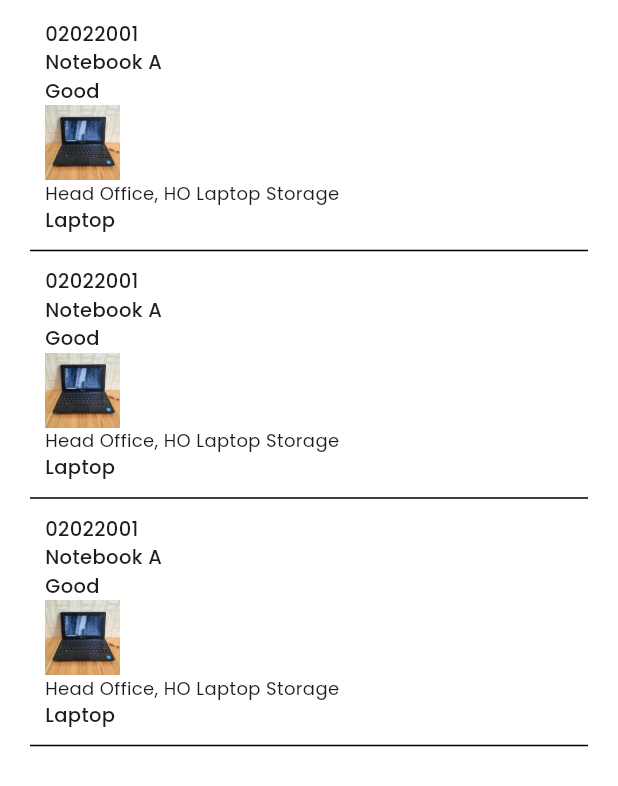
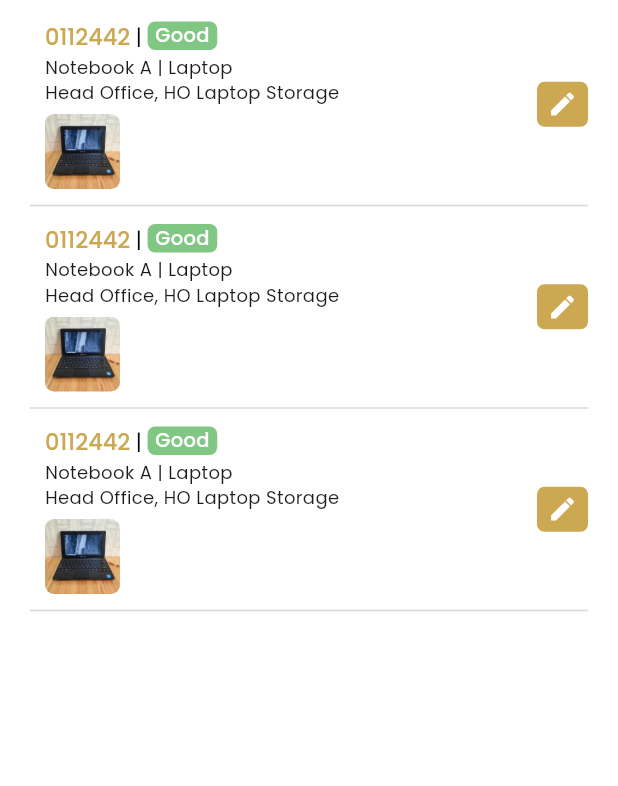
Before and after one commit to alfinputra013/modul-asset-management, a Flutter app: the AssetsDetail screen opened directly, on a phone screen of 412 x 824 dp. Shown: the top 786 px of the screen. Run offline on Flutter 3.47's test engine with Material 3 defaults, Android fonts, the phone set to English and light mode, and no system bars; our stand-ins replace from_css_color, get, google_fonts; missing offline and left inert: qrscan.

Commit message:
update views

```diff
--- a/lib/widget/list_data.dart
+++ b/lib/widget/list_data.dart
@@ -1,5 +1,7 @@
 import 'package:flutter/material.dart';
+import 'package:flutter/widgets.dart';
 import 'package:google_fonts/google_fonts.dart';
+import 'package:modul_asset_management/core/theme.dart';
 
 class CustomListItem extends StatelessWidget {
   final String maintenance;
@@ -27,50 +29,57 @@ class CustomListItem extends StatelessWidget {
           mainAxisAlignment: MainAxisAlignment.spaceBetween,
           children: [
             Padding(
-              padding: const EdgeInsets.symmetric(horizontal: 10, vertical: 3),
+              padding: const EdgeInsets.symmetric(horizontal: 0, vertical: 4),
               child: Column(
                 crossAxisAlignment: CrossAxisAlignment.start,
                 children: [
                   SizedBox(
-                    width: MediaQuery.of(context).size.width * 0.7,
+                    width: MediaQuery.of(context).size.width * 0.6,
                     child: Text(
                       maintenance,
                       overflow: TextOverflow.ellipsis,
                       style: GoogleFonts.poppins(
                         fontWeight: FontWeight.w500,
-                        fontSize: 13,
+                        color: orangeMain,
+                        fontSize: 16,
                       ),
                     ),
                   ),
+
                   SizedBox(
-                    width: MediaQuery.of(context).size.width * 0.7,
+                    width: MediaQuery.of(context).size.width * 0.6,
                     child: Text(
-                      subtitle1,
+                      subtitle1 + " | " + subtitle2,
                       overflow: TextOverflow.ellipsis,
                       style: GoogleFonts.poppins(
-                        fontWeight: FontWeight.w500,
-                        fontSize: 13,
+                        fontWeight: FontWeight.w400,
+                        fontSize: 12,
                       ),
                     ),
                   ),
+                  // SizedBox(
+                  //   width: MediaQuery.of(context).size.width * 0.6,
+                  //   child: Text(
+                  //     subtitle2,
+                  //     overflow: TextOverflow.ellipsis,
+                  //     style: GoogleFonts.poppins(
+                  //       fontWeight: FontWeight.w500,
+                  //       fontSize: 13,
+                  //     ),
+                  //   ),
+                  // ),
                   SizedBox(
-                    width: MediaQuery.of(context).size.width * 0.7,
-                    child: Text(
-                      subtitle2,
-                      overflow: TextOverflow.ellipsis,
-                      style: GoogleFonts.poppins(
-                        fontWeight: FontWeight.w500,
-                        fontSize: 13,
-                      ),
-                    ),
+                    height: 6,
                   ),
                   SizedBox(
-                    width: MediaQuery.of(context).size.width * 0.7,
+                    width: MediaQuery.of(context).size.width * 0.6,
                     child: Text(
                       date,
                       overflow: TextOverflow.ellipsis,
                       style: GoogleFonts.poppins(
                         fontSize: 12,
+                        color: blackColor,
+                        fontWeight: FontWeight.w500,
                       ),
                     ),
                   ),
@@ -78,21 +87,24 @@ class CustomListItem extends StatelessWidget {
               ),
             ),
             Padding(
-              padding: const EdgeInsets.symmetric(horizontal: 10, vertical: 3),
+              padding: const EdgeInsets.symmetric(horizontal: 0, vertical: 3),
               child: Icon(
                 icon,
-                size: 20,
-                color: iconColor ?? Colors.grey,
+                size: 14,
+                color: iconColor ?? Colors.black,
               ),
             ),
           ],
         ),
-        const Divider(color: Colors.black),
+        Divider(
+          color: Color(0xFFD9D9D9),
+          thickness: 1,
+          height: 10,
+        ),
       ],
     );
   }
 }
-
 
 class CustomOpname extends StatelessWidget {
   final String kode;
@@ -130,65 +142,133 @@ class CustomOpname extends StatelessWidget {
               child: Column(
                 crossAxisAlignment: CrossAxisAlignment.start,
                 children: [
+                  // SizedBox(height: 6,),
+                  //  if (image1 != null || image2 != null) ...[
+                  //   Row(
+                  //     children: [
+                  //       if (image1 != null)
+                  //         Padding(
+                  //           padding: const EdgeInsets.only(right: 8.0),
+                  //           child: Container(
+                  //             decoration: BoxDecoration(
+                  //               borderRadius: BorderRadius.circular(10),
+                  //               // image: DecorationImage(image: AssetImage(image1!), fit: BoxFit.fill),
+                  //             ),
+                  //             // child: Image.asset(
+                  //             //   image1!,
+                  //             //   height: 50,
+                  //             //   width: 50,
+                  //             // ),
+                  //           ),
+                  //         ),
+                  //       if (image2 != null)
+                  //         Padding(
+                  //           padding: const EdgeInsets.only(right: 8.0),
+                  //           child: Image.asset(
+                  //             image2!,
+                  //             height: 50,
+                  //             width: 50,
+                  //           ),
+                  //         ),
+                  //     ],
+                  //   ),
+                  // ],
+                  // SizedBox(
+                  //   width: MediaQuery.of(context).size.width * 0.6,
+                  //   child: Text(
+                  //     kode,
+                  //     overflow: TextOverflow.ellipsis,
+                  //     style: GoogleFonts.poppins(
+                  //       fontWeight: FontWeight.w500,
+                  //       fontSize: 14,
+                  //       color: orangeMain,
+                  //     ),
+                  //   ),
+                  // ),
+                  RichText(
+                    text: TextSpan(
+                      children: [
+                        TextSpan(
+                          text: '0112442',
+                          style: GoogleFonts.poppins(
+                              color: orangeMain,
+                              fontSize: 15,
+                              fontWeight: FontWeight.w500),
+                        ),
+                        TextSpan(
+                          text: ' | ',
+                          style: GoogleFonts.poppins(
+                            color: Colors.black,
+                            fontSize: 14,
+                            // fontWeight: FontWeight.bold,
+                          ),
+                        ),
+                        WidgetSpan(
+                            child: Container(
+                          decoration: BoxDecoration(
+                            borderRadius: BorderRadius.circular(5),
+                            color: Colors.green[300],
+                          ),
+                          child: Padding(
+                            padding: EdgeInsets.symmetric(
+                                horizontal: 5,),
+                            child: Text(
+                              "Good",
+                              style: GoogleFonts.poppins(
+                                  color: Colors.white,
+                                  fontSize: 13,
+                                  fontWeight: FontWeight.w500),
+                            ),
+                          ),
+                        )),
+                        // TextSpan(
+                        //     text: "Good",
+                        //     style: GoogleFonts.poppins(
+                        //       fontWeight: FontWeight.w500,
+                        //       color: blackColor,
+                        //       fontSize: 13,
+                        //       backgroundColor: Colors.green
+                        //     ),),
+                        // TextSpan(
+                        //   text: ' world!',
+
+                        //   style: TextStyle(
+                        //     height: 2,
+
+                        //     backgroundColor: Color(0xFFFEFDD2),
+                        //     color: Color(0xFF938709),
+                        //     fontSize: 12,
+                        //     fontWeight: FontWeight.w600
+                        //   ),
+                        // ),
+                      ],
+                    ),
+                  ),
                   SizedBox(
-                    width: MediaQuery.of(context).size.width * 0.7,
+                    width: MediaQuery.of(context).size.width * 0.6,
                     child: Text(
-                      kode,
+                      merk + " | " + asset,
                       overflow: TextOverflow.ellipsis,
                       style: GoogleFonts.poppins(
-                        fontWeight: FontWeight.w500,
-                        fontSize: 13,
+                        fontWeight: FontWeight.w400,
+                        fontSize: 12,
                       ),
                     ),
                   ),
+                  // SizedBox(
+                  //   width: MediaQuery.of(context).size.width * 0.6,
+                  //   child: Text(
+                  //     condition,
+                  //     overflow: TextOverflow.ellipsis,
+                  //     style: GoogleFonts.poppins(
+                  //       fontWeight: FontWeight.w500,
+                  //       fontSize: 13,
+                  //     ),
+                  //   ),
+                  // ),
+
                   SizedBox(
-                    width: MediaQuery.of(context).size.width * 0.7,
-                    child: Text(
-                      merk,
-                      overflow: TextOverflow.ellipsis,
-                      style: GoogleFonts.poppins(
-                        fontWeight: FontWeight.w500,
-                        fontSize: 13,
-                      ),
-                    ),
-                  ),
-                  SizedBox(
-                    width: MediaQuery.of(context).size.width * 0.7,
-                    child: Text(
-                      condition,
-                      overflow: TextOverflow.ellipsis,
-                      style: GoogleFonts.poppins(
-                        fontWeight: FontWeight.w500,
-                        fontSize: 13,
-                      ),
-                    ),
-                  ),
-                  if (image1 != null || image2 != null) ...[
-                    Row(
-                      children: [
-                        if (image1 != null)
-                          Padding(
-                            padding: const EdgeInsets.only(right: 8.0),
-                            child: Image.asset(
-                              image1!,
-                              height: 50,
-                              width: 50,
-                            ),
-                          ),
-                        if (image2 != null)
-                          Padding(
-                            padding: const EdgeInsets.only(right: 8.0),
-                            child: Image.asset(
-                              image2!,
-                              height: 50,
-                              width: 50,
-                            ),
-                          ),
-                      ],
-                    ),
-                  ],
-                  SizedBox(
-                    width: MediaQuery.of(context).size.width * 0.7,
+                    width: MediaQuery.of(context).size.width * 0.6,
                     child: Text(
                       location,
                       overflow: TextOverflow.ellipsis,
@@ -198,30 +278,48 @@ class CustomOpname extends StatelessWidget {
                     ),
                   ),
                   SizedBox(
-                    width: MediaQuery.of(context).size.width * 0.7,
-                    child: Text(
-                      asset,
-                      overflow: TextOverflow.ellipsis,
-                      style: GoogleFonts.poppins(
-                        fontWeight: FontWeight.w500,
-                        fontSize: 13,
-                      ),
-                    ),
+                    height: 6,
                   ),
+                  Container(
+                    height: 50,
+                    width: 50,
+                    decoration: BoxDecoration(
+                        borderRadius: BorderRadius.circular(6),
+                        color: Colors.white,
+                        image: DecorationImage(
+                            image: AssetImage(image1!), fit: BoxFit.fill)),
+                  ),
+                  // SizedBox(
+                  //   width: MediaQuery.of(context).size.width * 0.6,
+                  //   child: Text(
+                  //     asset,
+                  //     overflow: TextOverflow.ellipsis,
+                  //     style: GoogleFonts.poppins(
+                  //       fontWeight: FontWeight.w500,
+                  //       fontSize: 13,
+                  //     ),
+                  //   ),
+                  // ),
                 ],
               ),
             ),
-            Padding(
-              padding: const EdgeInsets.symmetric(horizontal: 10, vertical: 3),
-              child: Icon(
-                icon,
-                size: 20,
-                color: iconColor ?? Colors.grey,
+            Container(
+              decoration: BoxDecoration(
+                color: orangeMain,
+                borderRadius: BorderRadius.circular(5),
+              ),
+              child: Padding(
+                padding: const EdgeInsets.symmetric(horizontal: 7, vertical: 5),
+                child: Icon(
+                  icon,
+                  size: 20,
+                  color: iconColor ?? Colors.grey,
+                ),
               ),
             ),
           ],
         ),
-        const Divider(color: Colors.black),
+        const Divider(color: Color(0xFFD9D9D9)),
       ],
     );
   }
```
